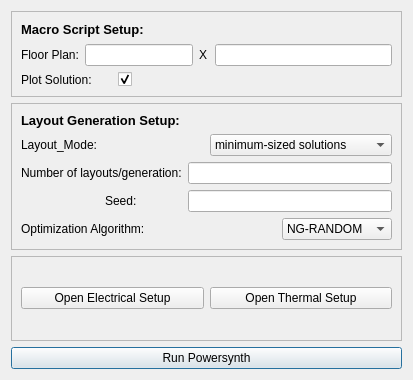
The window that qt/ui/optimizationSetup.ui (e3da/PowerSynth2-gui) describes before a commit, drawn with Qt 5.
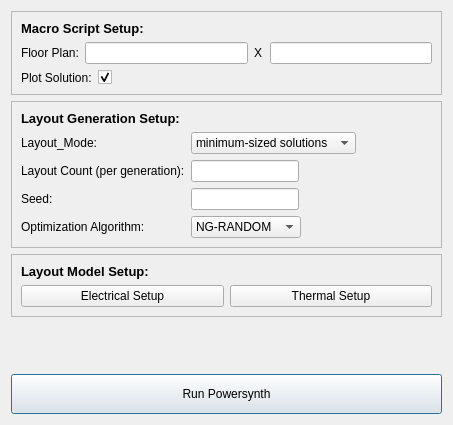
The same window after the commit.

What changed in the file:
```diff
--- a/qt/ui/optimizationSetup.ui
+++ b/qt/ui/optimizationSetup.ui
@@ -6,8 +6,8 @@
    <rect>
     <x>0</x>
     <y>0</y>
-    <width>400</width>
-    <height>380</height>
+    <width>453</width>
+    <height>425</height>
    </rect>
   </property>
   <property name="sizePolicy">
@@ -67,15 +67,21 @@
           </property>
          </widget>
         </item>
+        <item>
+         <widget class="QLineEdit" name="floor_plan_y"/>
+        </item>
        </layout>
       </item>
-      <item row="1" column="1">
-       <widget class="QLineEdit" name="floor_plan_y"/>
-      </item>
       <item row="2" column="0">
        <layout class="QHBoxLayout" name="horizontalLayout_17">
         <item>
          <widget class="QLabel" name="label_24">
+          <property name="sizePolicy">
+           <sizepolicy hsizetype="Fixed" vsizetype="Preferred">
+            <horstretch>0</horstretch>
+            <verstretch>0</verstretch>
+           </sizepolicy>
+          </property>
           <property name="text">
            <string>Plot Solution:</string>
           </property>
@@ -108,23 +114,16 @@
       <enum>QFrame::Raised</enum>
      </property>
      <layout class="QGridLayout" name="gridLayout_3">
-      <item row="0" column="0" colspan="3">
+      <item row="0" column="0" colspan="2">
        <widget class="QLabel" name="label_10">
         <property name="text">
          <string>&lt;html&gt;&lt;head/&gt;&lt;body&gt;&lt;p&gt;&lt;span style=&quot; font-size:10pt; font-weight:600;&quot;&gt;Layout Generation Setup:&lt;/span&gt;&lt;/p&gt;&lt;/body&gt;&lt;/html&gt;</string>
         </property>
        </widget>
       </item>
-      <item row="1" column="0" colspan="3">
-       <layout class="QHBoxLayout" name="horizontalLayout_7">
-        <item>
-         <widget class="QLabel" name="label_11">
-          <property name="text">
-           <string>Layout_Mode:</string>
-          </property>
-         </widget>
-        </item>
-        <item>
+      <item row="3" column="0">
+       <layout class="QGridLayout" name="gridLayout_4">
+        <item row="0" column="1">
          <widget class="QComboBox" name="combo_layout_mode">
           <item>
            <property name="text">
@@ -143,45 +142,55 @@
           </item>
          </widget>
         </item>
-       </layout>
-      </item>
-      <item row="2" column="0" colspan="2">
-       <layout class="QHBoxLayout" name="horizontalLayout_9">
-        <item>
+        <item row="1" column="1">
+         <widget class="QLineEdit" name="num_layouts">
+          <property name="sizePolicy">
+           <sizepolicy hsizetype="Fixed" vsizetype="Fixed">
+            <horstretch>0</horstretch>
+            <verstretch>0</verstretch>
+           </sizepolicy>
+          </property>
+         </widget>
+        </item>
+        <item row="0" column="0">
+         <widget class="QLabel" name="label_11">
+          <property name="text">
+           <string>Layout_Mode:</string>
+          </property>
+         </widget>
+        </item>
+        <item row="2" column="1">
+         <widget class="QLineEdit" name="seed">
+          <property name="sizePolicy">
+           <sizepolicy hsizetype="Fixed" vsizetype="Fixed">
+            <horstretch>0</horstretch>
+            <verstretch>0</verstretch>
+           </sizepolicy>
+          </property>
+         </widget>
+        </item>
+        <item row="1" column="0">
          <widget class="QLabel" name="label_14">
           <property name="text">
-           <string>Number of layouts/generation:</string>
+           <string>Layout Count (per generation):</string>
           </property>
          </widget>
         </item>
-       </layout>
-      </item>
-      <item row="2" column="2">
-       <widget class="QLineEdit" name="num_layouts"/>
-      </item>
-      <item row="3" column="1">
-       <widget class="QLabel" name="label_15">
-        <property name="text">
-         <string>Seed:</string>
-        </property>
-       </widget>
-      </item>
-      <item row="3" column="2">
-       <widget class="QLineEdit" name="seed"/>
-      </item>
-      <item row="4" column="0">
-       <layout class="QHBoxLayout" name="horizontalLayout_10"/>
-      </item>
-      <item row="5" column="0" colspan="3">
-       <layout class="QHBoxLayout" name="horizontalLayout_11">
-        <item>
+        <item row="2" column="0">
+         <widget class="QLabel" name="label_15">
+          <property name="text">
+           <string>Seed:</string>
+          </property>
+         </widget>
+        </item>
+        <item row="3" column="0">
          <widget class="QLabel" name="label_16">
           <property name="text">
            <string>Optimization Algorithm:</string>
           </property>
          </widget>
         </item>
-        <item>
+        <item row="3" column="1">
          <widget class="QComboBox" name="combo_optimization_algorithm">
           <property name="sizePolicy">
            <sizepolicy hsizetype="Maximum" vsizetype="Fixed">
@@ -225,24 +234,50 @@
      </property>
      <layout class="QGridLayout" name="gridLayout_2">
       <item row="0" column="0">
+       <widget class="QLabel" name="label">
+        <property name="text">
+         <string>&lt;html&gt;&lt;head/&gt;&lt;body&gt;&lt;p&gt;&lt;span style=&quot; font-size:10pt; font-weight:600;&quot;&gt;Layout Model Setup:&lt;/span&gt;&lt;/p&gt;&lt;/body&gt;&lt;/html&gt;</string>
+        </property>
+       </widget>
+      </item>
+      <item row="1" column="0">
        <widget class="QPushButton" name="btn_electrical_setup">
         <property name="text">
-         <string>Open Electrical Setup</string>
+         <string>Electrical Setup</string>
         </property>
        </widget>
       </item>
-      <item row="0" column="1">
+      <item row="1" column="1">
        <widget class="QPushButton" name="btn_thermal_setup">
         <property name="text">
-         <string>Open Thermal Setup</string>
+         <string>Thermal Setup</string>
         </property>
        </widget>
       </item>
      </layout>
     </widget>
    </item>
+   <item>
+    <spacer name="verticalSpacer">
+     <property name="orientation">
+      <enum>Qt::Vertical</enum>
+     </property>
+     <property name="sizeHint" stdset="0">
+      <size>
+       <width>20</width>
+       <height>40</height>
+      </size>
+     </property>
+    </spacer>
+   </item>
    <item>
     <widget class="QPushButton" name="btn_run_powersynth">
+     <property name="minimumSize">
+      <size>
+       <width>0</width>
+       <height>40</height>
+      </size>
+     </property>
      <property name="text">
       <string>Run Powersynth</string>
      </property>
```
Left out of the diff: 3 changed lines with no effect on the pictures.
